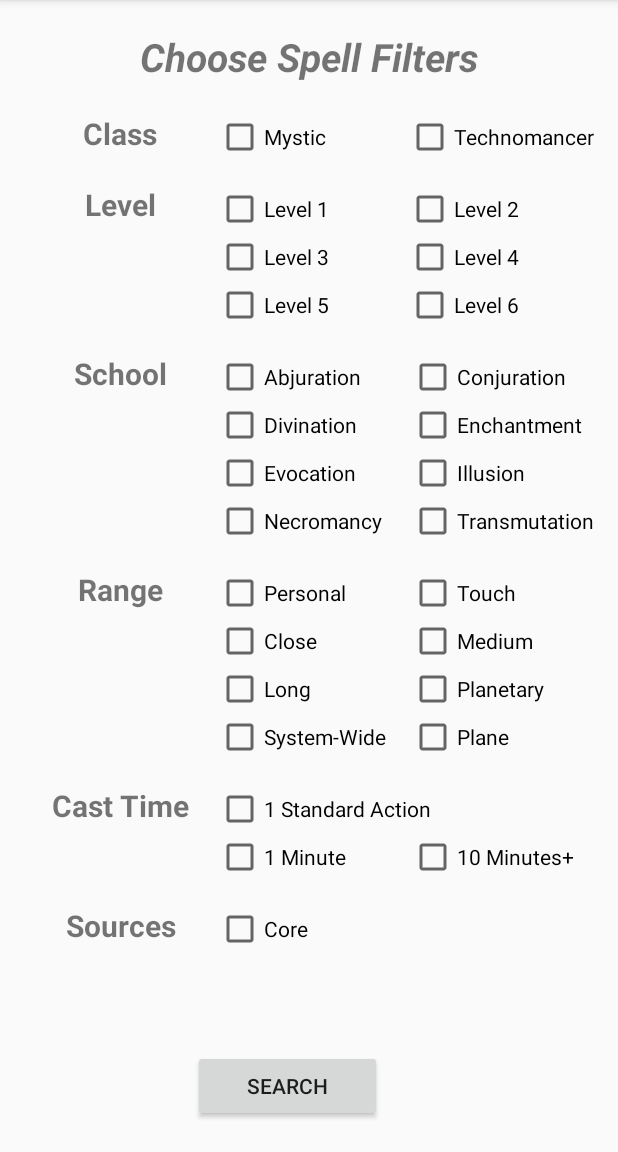
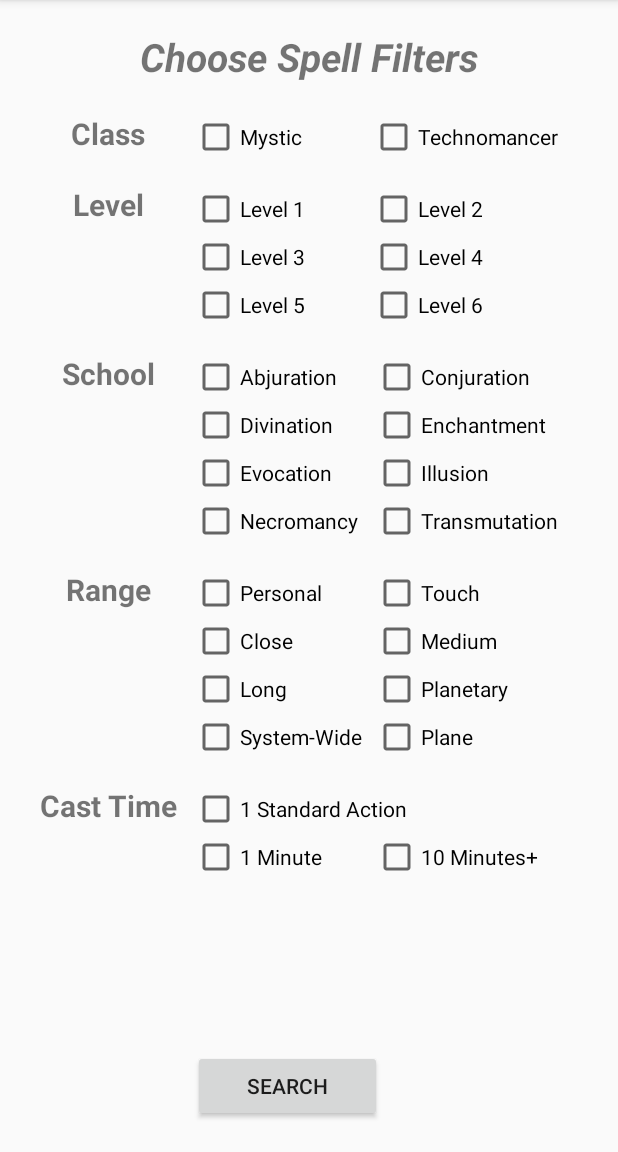
Before and after one commit to rdonohue/StarfinderOpenReference, an Android app: the screen it shows after launch (MainActivity), on a phone screen of 412 x 824 dp, the part 84-1236 px from its top. Run offline under Robolectric (Android 15) with nearby library versions, the phone set to English and light mode, and no system bars.

Commit message:
moved stuff because the app bar is fat

```diff
--- a/app/src/main/res/layout/activity_main.xml
+++ b/app/src/main/res/layout/activity_main.xml
@@ -26,7 +26,7 @@
         android:id="@+id/class_text"
         android:layout_width="96dp"
         android:layout_height="wrap_content"
-        android:layout_marginStart="32dp"
+        android:layout_marginStart="24dp"
         android:layout_marginTop="20dp"
         android:text="@string/text_spell_class"
         android:textAlignment="center"
@@ -39,7 +39,7 @@
         android:id="@+id/level_text"
         android:layout_width="96dp"
         android:layout_height="wrap_content"
-        android:layout_marginStart="32dp"
+        android:layout_marginStart="24dp"
         android:layout_marginTop="20dp"
         android:text="@string/text_spell_level"
         android:textAlignment="center"
@@ -52,7 +52,7 @@
         android:id="@+id/school_text"
         android:layout_width="96dp"
         android:layout_height="wrap_content"
-        android:layout_marginStart="32dp"
+        android:layout_marginStart="24dp"
         android:layout_marginTop="16dp"
         android:text="@string/text_spell_school"
         android:textAlignment="center"
@@ -65,7 +65,7 @@
         android:id="@+id/checkBox_conjuration"
         android:layout_width="wrap_content"
         android:layout_height="wrap_content"
-        android:layout_marginStart="32dp"
+        android:layout_marginStart="24dp"
         android:layout_marginTop="16dp"
         android:text="@string/checkbox_school_conj"
         app:layout_constraintStart_toEndOf="@+id/checkBox_abjuration"
@@ -75,7 +75,7 @@
         android:id="@+id/checkBox_abjuration"
         android:layout_width="wrap_content"
         android:layout_height="wrap_content"
-        android:layout_marginStart="16dp"
+        android:layout_marginStart="8dp"
         android:layout_marginTop="16dp"
         android:text="@string/checkbox_school_abj"
         app:layout_constraintStart_toEndOf="@+id/school_text"
@@ -135,7 +135,7 @@
         android:id="@+id/range_text"
         android:layout_width="96dp"
         android:layout_height="wrap_content"
-        android:layout_marginStart="32dp"
+        android:layout_marginStart="24dp"
         android:layout_marginTop="16dp"
         android:text="@string/text_spell_range"
         android:textAlignment="center"
@@ -148,7 +148,7 @@
         android:id="@+id/duration_text"
         android:layout_width="96dp"
         android:layout_height="wrap_content"
-        android:layout_marginStart="32dp"
+        android:layout_marginStart="24dp"
         android:layout_marginTop="16dp"
         android:text="@string/text_spell_cast_time"
         android:textAlignment="center"
@@ -156,19 +156,6 @@
         android:textStyle="bold"
         app:layout_constraintStart_toStartOf="parent"
         app:layout_constraintTop_toBottomOf="@+id/checkBox_range_systemwide" />
-
-    <TextView
-        android:id="@+id/source_text"
-        android:layout_width="96dp"
-        android:layout_height="wrap_content"
-        android:layout_marginStart="32dp"
-        android:layout_marginTop="16dp"
-        android:text="@string/text_spell_source"
-        android:textAlignment="center"
-        android:textSize="20sp"
-        android:textStyle="bold"
-        app:layout_constraintStart_toStartOf="parent"
-        app:layout_constraintTop_toBottomOf="@+id/checkBox_cast_1min" />
 
     <Button
         android:id="@+id/search_button"
@@ -185,7 +172,7 @@
         android:id="@+id/checkBox_class_mystic"
         android:layout_width="80dp"
         android:layout_height="wrap_content"
-        android:layout_marginStart="16dp"
+        android:layout_marginStart="8dp"
         android:layout_marginTop="20dp"
         android:text="@string/checkbox_class_mystic"
         app:layout_constraintStart_toEndOf="@+id/class_text"
@@ -204,7 +191,7 @@
         android:id="@+id/checkBox_level1"
         android:layout_width="wrap_content"
         android:layout_height="wrap_content"
-        android:layout_marginStart="16dp"
+        android:layout_marginStart="8dp"
         android:layout_marginTop="16dp"
         android:text="@string/checkbox_level1"
         app:layout_constraintStart_toEndOf="@+id/level_text"
@@ -230,7 +217,7 @@
         android:id="@+id/checkBox_level2"
         android:layout_width="80dp"
         android:layout_height="wrap_content"
-        android:layout_marginStart="51dp"
+        android:layout_marginStart="43dp"
         android:layout_marginTop="16dp"
         android:text="@string/checkbox_level2"
         app:layout_constraintStart_toEndOf="@+id/checkBox_level1"
@@ -344,13 +331,4 @@
         app:layout_constraintStart_toStartOf="@+id/checkBox_cast_stdact"
         app:layout_constraintTop_toBottomOf="@+id/checkBox_cast_stdact" />
 
-    <CheckBox
-        android:id="@+id/checkBox_source_core"
-        android:layout_width="wrap_content"
-        android:layout_height="wrap_content"
-        android:layout_marginTop="16dp"
-        android:text="@string/checkbox_sources_crb"
-        app:layout_constraintStart_toStartOf="@+id/checkBox_cast_1min"
-        app:layout_constraintTop_toBottomOf="@+id/checkBox_cast_1min" />
-
 </androidx.constraintlayout.widget.ConstraintLayout>
```
